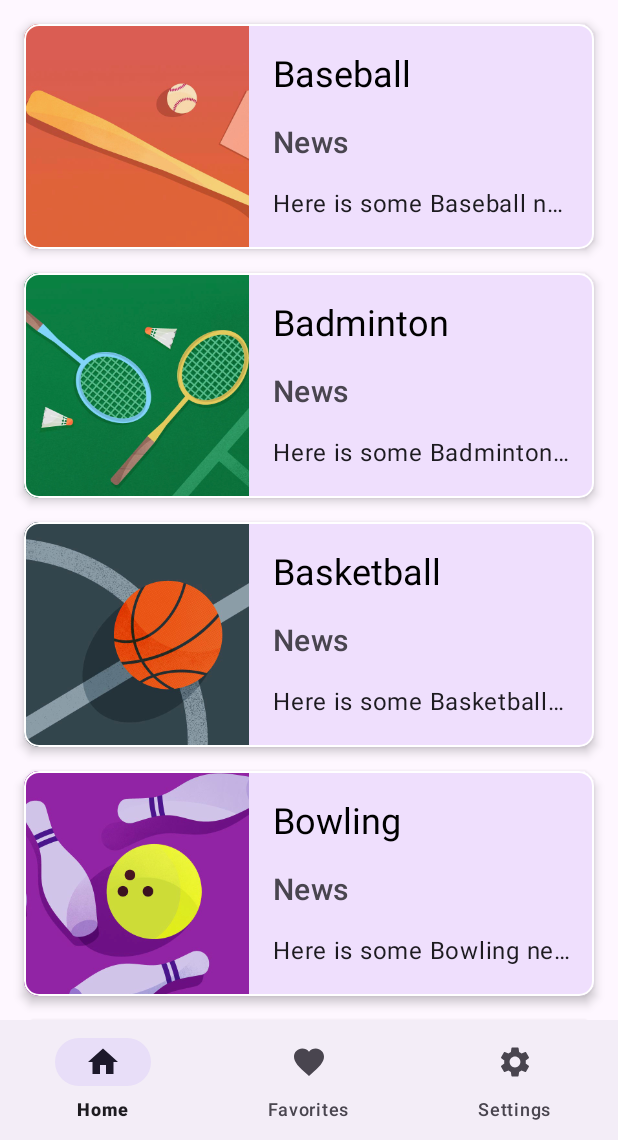
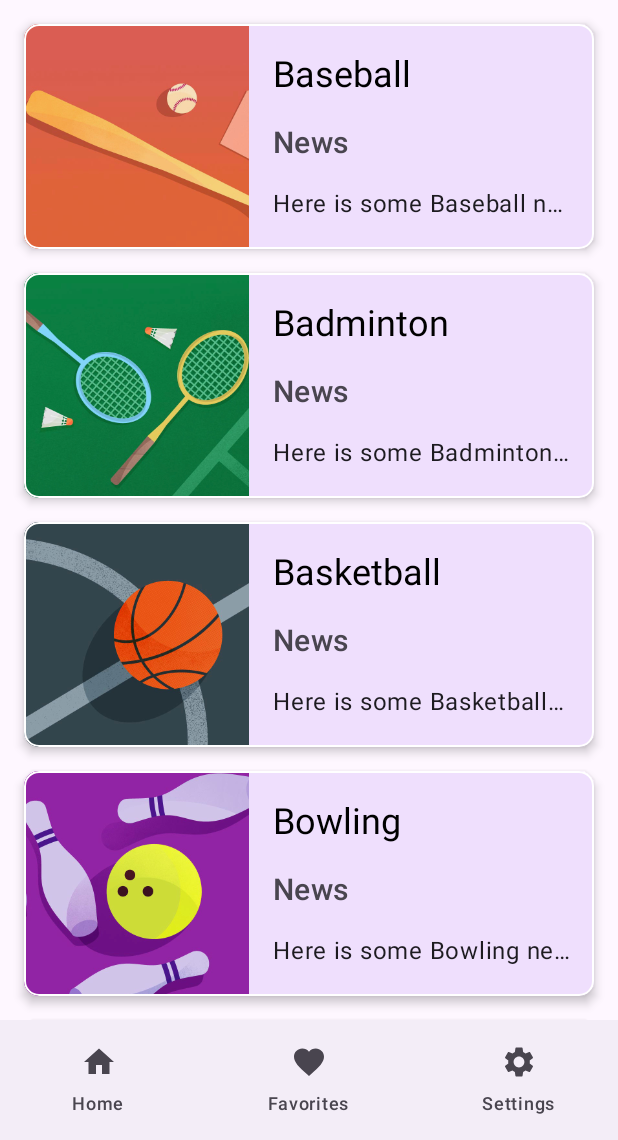
Before and after one commit to android/add-adaptive-layouts, an Android app built with Jetpack Compose: the screen it shows after launch (MainActivity), on a phone screen of 412 x 824 dp, the part 96-1236 px from its top. Run offline under Robolectric (Android 15) with nearby library versions, the phone set to English and light mode, and no system bars; our stand-ins replace navigation-ui; pictures from the network do not load.

Commit message:
Initial commit of the solution code.
Change-Id: Ifbf2d86d7a7c9d91c439aa12ad0dca447cf8399b

```diff
--- a/app/src/main/AndroidManifest.xml
+++ b/app/src/main/AndroidManifest.xml
@@ -28,7 +28,7 @@
         <activity
             android:name=".MainActivity"
             android:exported="true"
-            android:screenOrientation="portrait"
+            android:screenOrientation="fullUser"
             android:theme="@style/Theme.Sports.NoActionBar">
             <intent-filter>
                 <action android:name="android.intent.action.MAIN" />
--- a/app/src/main/java/com/example/android/sports/MainActivity.kt
+++ b/app/src/main/java/com/example/android/sports/MainActivity.kt
@@ -19,8 +19,11 @@ package com.example.android.sports
 import android.app.Activity
 import android.os.Bundle
 import androidx.appcompat.app.AppCompatActivity
+import androidx.compose.foundation.layout.width
+import androidx.compose.material3.MaterialTheme
 import androidx.compose.runtime.Composable
 import androidx.compose.runtime.remember
+import androidx.compose.ui.Modifier
 import androidx.compose.ui.graphics.toComposeRect
 import androidx.compose.ui.platform.LocalConfiguration
 import androidx.compose.ui.platform.LocalDensity
@@ -31,6 +34,10 @@ import androidx.navigation.ui.AppBarConfiguration
 import androidx.navigation.ui.navigateUp
 import androidx.navigation.ui.setupWithNavController
 import androidx.window.layout.WindowMetricsCalculator
+import com.example.android.sports.components.BottomNavigationBar
+import com.example.android.sports.components.NavRail
+import com.example.android.sports.components.NavigationDrawer
+import com.example.android.sports.data.MenuItem
 import com.example.android.sports.databinding.ActivityMainBinding
 
 class MainActivity : AppCompatActivity() {
@@ -49,7 +56,33 @@ class MainActivity : AppCompatActivity() {
         appBarConfiguration = AppBarConfiguration(navController.graph)
         binding.toolbar.setupWithNavController(navController, appBarConfiguration)
 
-        binding.navigation.setupWithNavController(navController)
+        val navigationMenuItems = listOf(
+            MenuItem.Home,
+            MenuItem.Favorites,
+            MenuItem.Settings
+        )
+
+        binding.navigation.setContent {
+            MaterialTheme {
+                when (rememberWidthSizeClass()) {
+                    WidthSizeClass.COMPACT ->
+                        BottomNavigationBar(menuItems = navigationMenuItems) { menuItem ->
+                            navController.navigate(menuItem.destinationId)
+                        }
+                    WidthSizeClass.MEDIUM ->
+                        NavRail(menuItems = navigationMenuItems) { menuItem ->
+                            navController.navigate(menuItem.destinationId)
+                        }
+                    WidthSizeClass.EXPANDED ->
+                        NavigationDrawer(
+                            menuItems = navigationMenuItems,
+                            modifier = Modifier.width(256.dp)
+                        ) { menuItem ->
+                            navController.navigate(menuItem.destinationId)
+                        }
+                }
+            }
+        }
     }
 
     override fun onSupportNavigateUp(): Boolean {
--- /dev/null
+++ b/app/src/main/java/com/example/android/sports/data/MenuItem.kt
@@ -0,0 +1,47 @@
+/*
+ * Copyright (c) 2022 The Android Open Source Project
+ *
+ * Licensed under the Apache License, Version 2.0 (the "License");
+ * you may not use this file except in compliance with the License.
+ * You may obtain a copy of the License at
+ *
+ *      http://www.apache.org/licenses/LICENSE-2.0
+ *
+ * Unless required by applicable law or agreed to in writing, software
+ * distributed under the License is distributed on an "AS IS" BASIS,
+ * WITHOUT WARRANTIES OR CONDITIONS OF ANY KIND, either express or implied.
+ * See the License for the specific language governing permissions and
+ * limitations under the License.
+ */
+
+package com.example.android.sports.data
+
+import androidx.annotation.DrawableRes
+import androidx.annotation.IdRes
+import androidx.annotation.StringRes
+import com.example.android.sports.R
+
+sealed class MenuItem(
+    @DrawableRes val iconId: Int,
+    @StringRes val labelId: Int,
+    @IdRes val destinationId: Int
+) {
+
+    object Home : MenuItem(
+        R.drawable.ic_baseline_home_24,
+        R.string.home,
+        R.id.SportsListFragment
+    )
+
+    object Favorites : MenuItem(
+        R.drawable.ic_baseline_favorite_24,
+        R.string.favorites,
+        R.id.FavoritesFragment
+    )
+
+    object Settings : MenuItem(
+        R.drawable.ic_baseline_settings_24,
+        R.string.settings,
+        R.id.SettingsFragment
+    )
+}
--- a/app/src/main/res/layout-sw600dp/activity_main.xml
+++ b/app/src/main/res/layout-w600dp/activity_main.xml
@@ -48,20 +48,20 @@
             android:layout_width="0dp"
             android:layout_height="0dp"
             app:defaultNavHost="true"
-            app:layout_constraintBottom_toTopOf="@id/navigation"
-            app:layout_constraintLeft_toLeftOf="parent"
-            app:layout_constraintRight_toRightOf="parent"
+            app:layout_constraintStart_toEndOf="@+id/navigation"
+            app:layout_constraintEnd_toEndOf="parent"
             app:layout_constraintTop_toTopOf="parent"
+            app:layout_constraintBottom_toBottomOf="parent"
             app:navGraph="@navigation/nav_graph" />
 
-        <com.google.android.material.bottomnavigation.BottomNavigationView
+        <androidx.compose.ui.platform.ComposeView
             android:id="@+id/navigation"
-            android:layout_width="0dp"
-            android:layout_height="wrap_content"
+            android:layout_width="wrap_content"
+            android:layout_height="0dp"
+            app:layout_constraintTop_toTopOf="parent"
             app:layout_constraintBottom_toBottomOf="parent"
-            app:layout_constraintEnd_toEndOf="parent"
-            app:layout_constraintStart_toStartOf="parent"
-            app:menu="@menu/navigation_menu" />
+            app:layout_constraintStart_toStartOf="parent" />
+
     </androidx.constraintlayout.widget.ConstraintLayout>
 
 </androidx.coordinatorlayout.widget.CoordinatorLayout>
--- a/app/src/main/res/layout/activity_main.xml
+++ b/app/src/main/res/layout/activity_main.xml
@@ -54,14 +54,13 @@
             app:layout_constraintTop_toTopOf="parent"
             app:navGraph="@navigation/nav_graph" />
 
-        <com.google.android.material.bottomnavigation.BottomNavigationView
+        <androidx.compose.ui.platform.ComposeView
             android:id="@+id/navigation"
             android:layout_width="0dp"
             android:layout_height="wrap_content"
             app:layout_constraintBottom_toBottomOf="parent"
             app:layout_constraintEnd_toEndOf="parent"
-            app:layout_constraintStart_toStartOf="parent"
-            app:menu="@menu/navigation_menu" />
+            app:layout_constraintStart_toStartOf="parent"/>
     </androidx.constraintlayout.widget.ConstraintLayout>
 
 </androidx.coordinatorlayout.widget.CoordinatorLayout>
--- a/app/src/main/res/layout/fragment_sports_list.xml
+++ b/app/src/main/res/layout/fragment_sports_list.xml
@@ -1,6 +1,6 @@
 <?xml version="1.0" encoding="utf-8"?>
 <!--
-  ~ Copyright (c) 2022 The Android Open Source Project
+  ~ Copyright (c) 2021 The Android Open Source Project
   ~
   ~ Licensed under the Apache License, Version 2.0 (the "License");
   ~ you may not use this file except in compliance with the License.
@@ -26,7 +26,7 @@
 
     <androidx.recyclerview.widget.RecyclerView
         android:id="@+id/recycler_view"
-        android:layout_width="1280dp"
+        android:layout_width="280dp"
         android:layout_height="match_parent"
         android:layout_weight="1"
         android:clipToPadding="false"
```
Also changed, not shown: app/src/main/java/com/example/android/sports/SportsListFragment.kt (+5 -3 lines), app/src/main/java/com/example/android/sports/components/Navigation.kt (added, +107 -0 lines), 1 other file.
